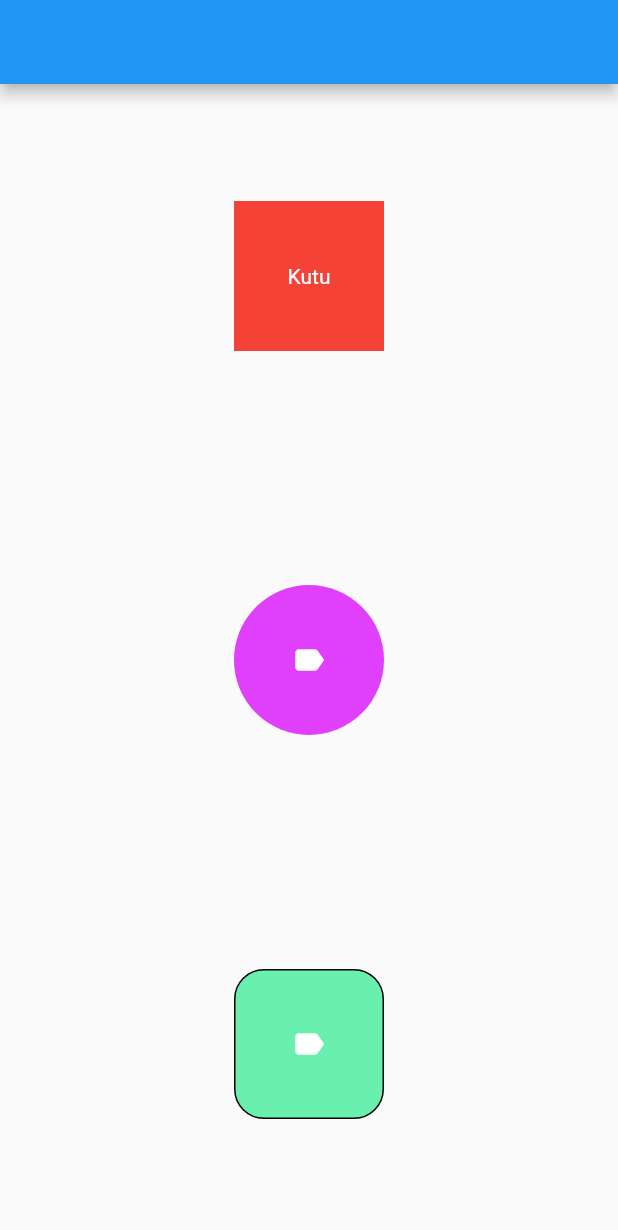
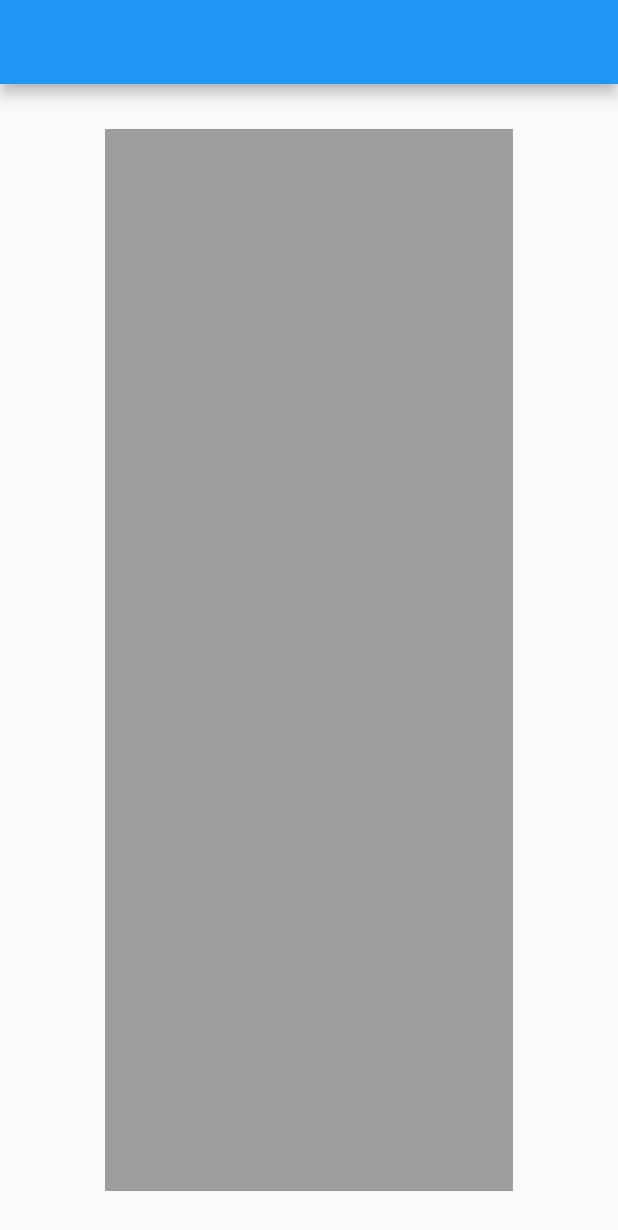
Before and after one commit to berkaycobanbas/Flutter-application, a Flutter app: the screen it shows after launch, on a phone screen of 412 x 824 dp. Shown: the top 1230 px of the screen. Run offline on Flutter 3.47's test engine with Material 2 defaults, Android fonts, the phone set to English and light mode, and no system bars.

Commit message:
Add padding widget

```diff
--- a/flutter_application/lib/main.dart
+++ b/flutter_application/lib/main.dart
@@ -1,13 +1,14 @@
 import 'package:flutter/material.dart';
 import 'package:flutter_application/pages/column_example.dart';
 import 'package:flutter_application/pages/container_example.dart';
+import 'package:flutter_application/pages/padding_example.dart';
 import 'package:flutter_application/pages/row_example.dart';
 //widget'ların hepsi material kütüphanesinden gelir
 
 // main, her zaman olmak zorundadır!
 void main() {
   // runApp, uygulamayı ayağa kaldırır
-  runApp(const ContainerExample());
+  runApp(const PaddingExample());
   // MyApp sınıfını çağırır
 }
 
--- /dev/null
+++ b/flutter_application/lib/pages/padding_example.dart
@@ -0,0 +1,26 @@
+import 'package:flutter/material.dart';
+
+class PaddingExample extends StatelessWidget {
+  const PaddingExample({Key? key}) : super(key: key);
+
+  @override
+  Widget build(BuildContext context) {
+    return MaterialApp(
+      home: Scaffold(
+          appBar: AppBar(),
+          body: Padding(
+            //  padding: const EdgeInsets.all(20), //her köşe
+            // padding:
+            //     const EdgeInsets.fromLTRB(50, 30, 10, 40), //tüm köşeler özel
+            // padding: const EdgeInsets.only(left: 30),
+            padding: const EdgeInsets.symmetric(
+              vertical: 30,
+              horizontal: 70,
+            ), //simetrik, yukarı-aşağı, sağ-sol
+            child: Container(
+              color: Colors.grey,
+            ),
+          )),
+    );
+  }
+}
```
